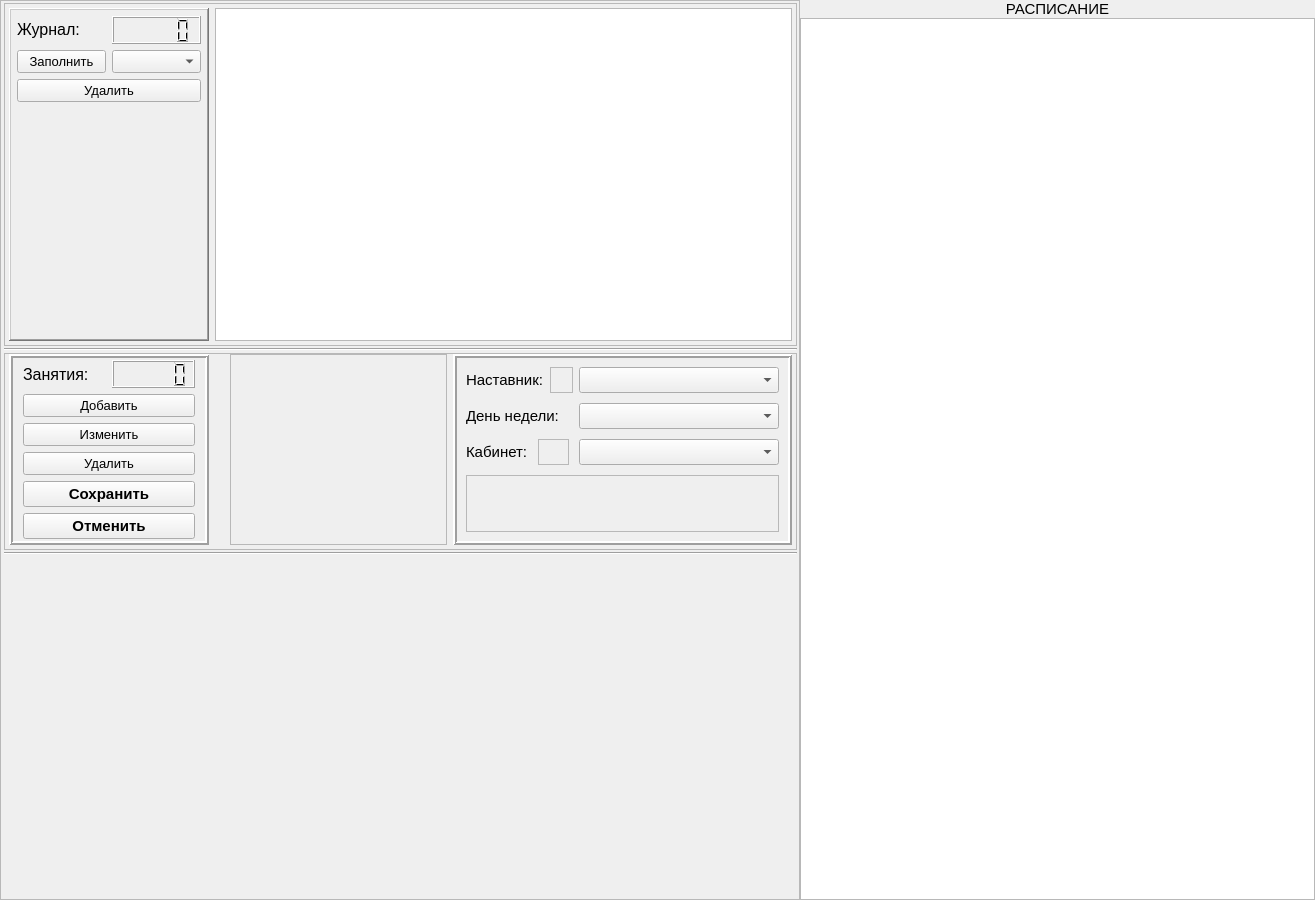
Old version of the form widgets/checkTable.ui in the repository AlexanderSokolov69/Journal310.
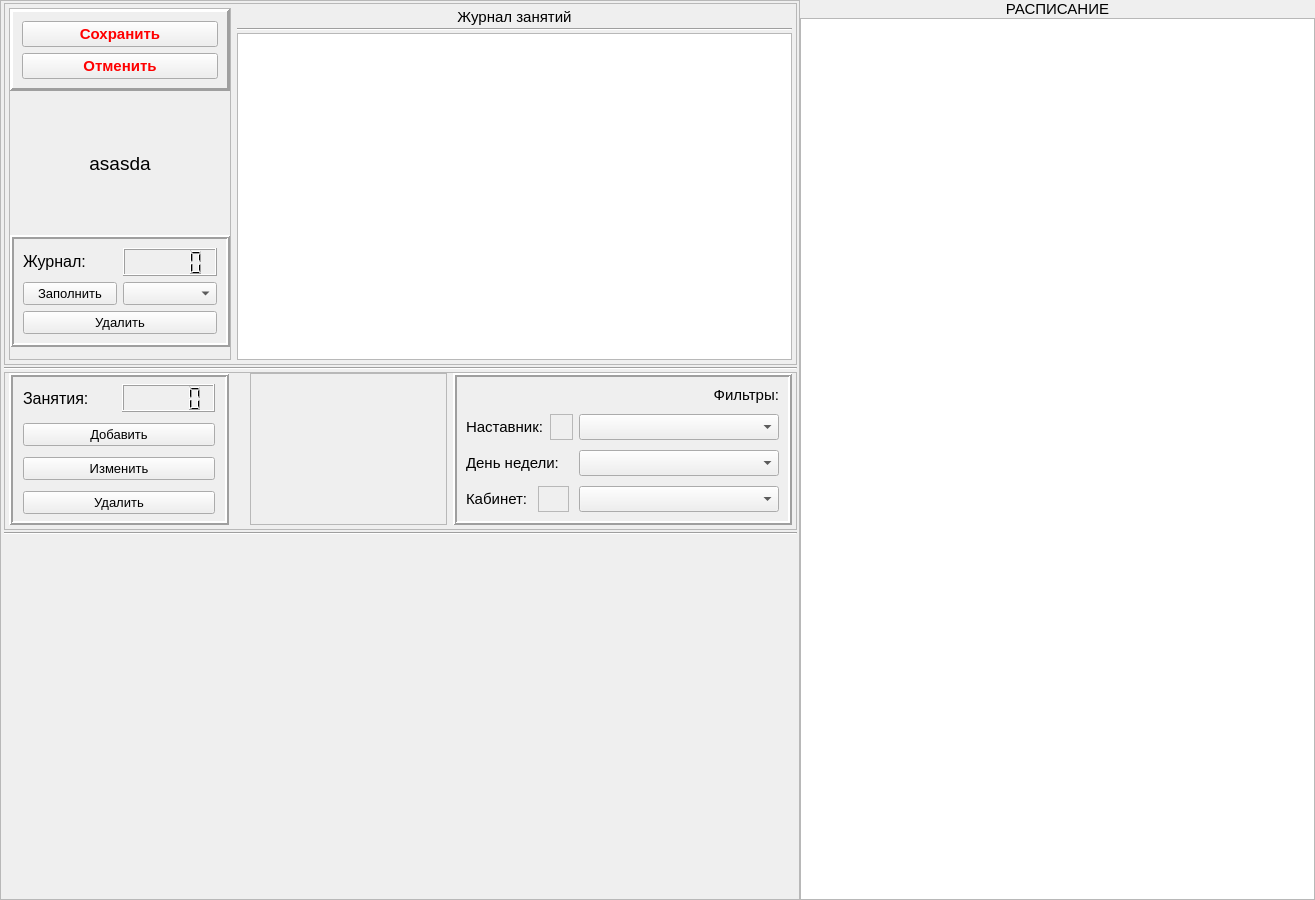
New version of the form.

Diff of the .ui file:
```diff
--- a/widgets/checkTable.ui
+++ b/widgets/checkTable.ui
@@ -141,7 +141,7 @@
             </size>
            </property>
            <property name="frameShape">
-            <enum>QFrame::WinPanel</enum>
+            <enum>QFrame::StyledPanel</enum>
            </property>
            <property name="frameShadow">
             <enum>QFrame::Raised</enum>
@@ -157,17 +157,117 @@
              <number>6</number>
             </property>
             <property name="leftMargin">
-             <number>6</number>
+             <number>0</number>
             </property>
             <property name="topMargin">
-             <number>6</number>
+             <number>0</number>
             </property>
             <property name="rightMargin">
-             <number>6</number>
+             <number>0</number>
             </property>
             <property name="bottomMargin">
+             <number>12</number>
+            </property>
+            <item>
+             <widget class="QFrame" name="tab4_commit_frame">
+              <property name="frameShape">
+               <enum>QFrame::Panel</enum>
+              </property>
+              <property name="frameShadow">
+               <enum>QFrame::Raised</enum>
+              </property>
+              <property name="lineWidth">
+               <number>3</number>
+              </property>
+              <layout class="QVBoxLayout" name="verticalLayout_6">
+               <item>
+                <widget class="QPushButton" name="tab4_commit_btn">
+                 <property name="font">
+                  <font>
+                   <pointsize>11</pointsize>
+                   <weight>75</weight>
+                   <bold>true</bold>
+                  </font>
+                 </property>
+                 <property name="styleSheet">
+                  <string notr="true">color: rgb(255, 0, 0);</string>
+                 </property>
+                 <property name="text">
+                  <string>Сохранить</string>
+                 </property>
+                 <attribute name="buttonGroup">
+                  <string notr="true">tab4_btn_group</string>
+                 </attribute>
+                </widget>
+               </item>
+               <item>
+                <widget class="QPushButton" name="tab4_rollback_btn">
+                 <property name="font">
+                  <font>
+                   <pointsize>11</pointsize>
+                   <weight>75</weight>
+                   <bold>true</bold>
+                  </font>
+                 </property>
+                 <property name="styleSheet">
+                  <string notr="true">color: rgb(255, 0, 0);</string>
+                 </property>
+                 <property name="text">
+                  <string>Отменить</string>
+                 </property>
+                 <attribute name="buttonGroup">
+                  <string notr="true">tab4_btn_group</string>
+                 </attribute>
+                </widget>
+               </item>
+              </layout>
+             </widget>
+            </item>
+            <item>
+             <widget class="QLabel" name="tab4_curr_grp">
+              <property name="sizePolicy">
+               <sizepolicy hsizetype="Preferred" vsizetype="Expanding">
+                <horstretch>0</horstretch>
+                <verstretch>0</verstretch>
+               </sizepolicy>
+              </property>
+              <property name="font">
+               <font>
+                <pointsize>14</pointsize>
+               </font>
+              </property>
+              <property name="frameShape">
+               <enum>QFrame::NoFrame</enum>
+              </property>
+              <property name="frameShadow">
+               <enum>QFrame::Plain</enum>
+              </property>
+              <property name="text">
+               <string>asasda</string>
+              </property>
+              <property name="alignment">
+               <set>Qt::AlignCenter</set>
+              </property>
+             </widget>
+            </item>
+            <item>
+             <widget class="QFrame" name="tab4_journ_frame">
+              <property name="minimumSize">
+               <size>
+                <width>220</width>
+                <height>50</height>
+               </size>
+              </property>
+              <property name="frameShape">
+               <enum>QFrame::Box</enum>
+              </property>
+              <property name="frameShadow">
+               <enum>QFrame::Raised</enum>
+              </property>
+              <property name="lineWidth">
              <number>2</number>
             </property>
+              <layout class="QVBoxLayout" name="verticalLayout_7">
             <item>
              <layout class="QHBoxLayout" name="horizontalLayout_7">
               <property name="topMargin">
@@ -274,17 +374,7 @@
               </item>
              </layout>
             </item>
-            <item>
-             <widget class="QLabel" name="label_7">
-              <property name="sizePolicy">
-               <sizepolicy hsizetype="Preferred" vsizetype="Expanding">
-                <horstretch>0</horstretch>
-                <verstretch>0</verstretch>
-               </sizepolicy>
-              </property>
-              <property name="text">
-               <string/>
-              </property>
+              </layout>
              </widget>
             </item>
            </layout>
@@ -296,7 +386,24 @@
             <number>2</number>
            </property>
            <item>
-            <widget class="QTableView" name="tableView"/>
+            <widget class="QLabel" name="label_7">
+             <property name="text">
+              <string>Журнал занятий</string>
+             </property>
+             <property name="alignment">
+              <set>Qt::AlignCenter</set>
+             </property>
+            </widget>
+           </item>
+           <item>
+            <widget class="Line" name="line">
+             <property name="orientation">
+              <enum>Qt::Horizontal</enum>
+             </property>
+            </widget>
+           </item>
+           <item>
+            <widget class="QTableView" name="tab4_journ_view"/>
            </item>
           </layout>
          </item>
@@ -355,13 +462,13 @@
              </property>
              <property name="minimumSize">
               <size>
-               <width>200</width>
+               <width>220</width>
                <height>0</height>
               </size>
              </property>
              <property name="maximumSize">
               <size>
-               <width>200</width>
+               <width>1000</width>
                <height>1000</height>
               </size>
              </property>
@@ -497,40 +604,6 @@
                 </attribute>
                </widget>
               </item>
-              <item>
-               <widget class="QPushButton" name="tab4_commit_btn">
-                <property name="font">
-                 <font>
-                  <pointsize>11</pointsize>
-                  <weight>75</weight>
-                  <bold>true</bold>
-                 </font>
-                </property>
-                <property name="text">
-                 <string>Сохранить</string>
-                </property>
-                <attribute name="buttonGroup">
-                 <string notr="true">tab4_btn_group</string>
-                </attribute>
-               </widget>
-              </item>
-              <item>
-               <widget class="QPushButton" name="tab4_rollback_btn">
-                <property name="font">
-                 <font>
-                  <pointsize>11</pointsize>
-                  <weight>75</weight>
-                  <bold>true</bold>
-                 </font>
-                </property>
-                <property name="text">
-                 <string>Отменить</string>
-                </property>
-                <attribute name="buttonGroup">
-                 <string notr="true">tab4_btn_group</string>
-                </attribute>
-               </widget>
-              </item>
              </layout>
             </widget>
            </item>
@@ -575,7 +648,10 @@
          <item>
           <layout class="QVBoxLayout" name="filtersLayout">
            <item>
-            <widget class="QFrame" name="frame_4">
+            <widget class="QFrame" name="tab4_filter_frame">
+             <property name="enabled">
+              <bool>true</bool>
+             </property>
              <property name="sizePolicy">
               <sizepolicy hsizetype="Minimum" vsizetype="Preferred">
                <horstretch>0</horstretch>
@@ -613,6 +689,16 @@
               <property name="bottomMargin">
                <number>9</number>
               </property>
+              <item>
+               <widget class="QLabel" name="label_10">
+                <property name="text">
+                 <string>Фильтры:</string>
+                </property>
+                <property name="alignment">
+                 <set>Qt::AlignBottom|Qt::AlignRight|Qt::AlignTrailing</set>
+                </property>
+               </widget>
+              </item>
               <item>
                <layout class="QHBoxLayout" name="horizontalLayout_11">
                 <property name="spacing">
@@ -754,22 +840,6 @@
                 </item>
                </layout>
               </item>
-              <item>
-               <widget class="QFrame" name="frame_8">
-                <property name="sizePolicy">
-                 <sizepolicy hsizetype="Preferred" vsizetype="Preferred">
-                  <horstretch>0</horstretch>
-                  <verstretch>0</verstretch>
-                 </sizepolicy>
-                </property>
-                <property name="frameShape">
-                 <enum>QFrame::StyledPanel</enum>
-                </property>
-                <property name="frameShadow">
-                 <enum>QFrame::Raised</enum>
-                </property>
-               </widget>
-              </item>
              </layout>
             </widget>
            </item>
```
Left out of the diff: 6 changed lines with no effect on the pictures. Lines whose indentation alone changed are shown as unchanged.
